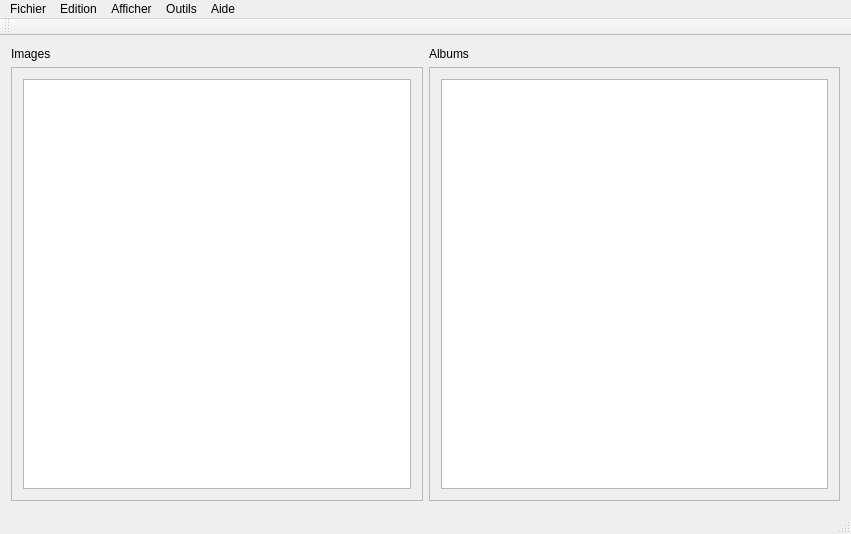
Above: explorer.ui from GLTron3000/IHM_Photos before the change. Below: the same form after it.
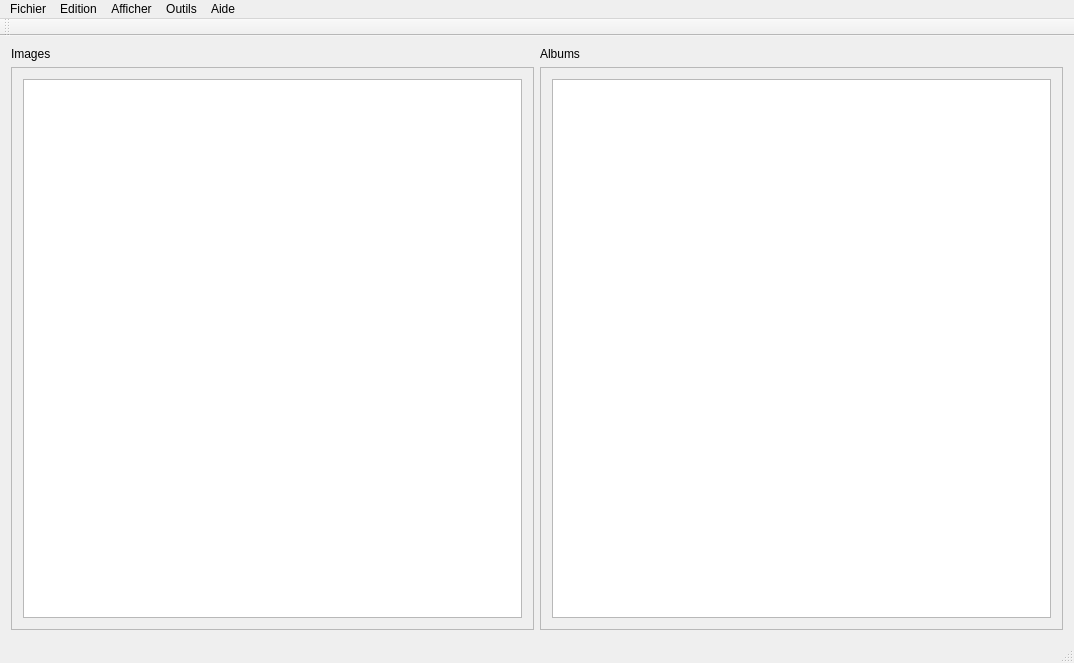
That is the form after the change.

Patch:
```diff
--- a/explorer.ui
+++ b/explorer.ui
@@ -6,8 +6,8 @@
    <rect>
     <x>0</x>
     <y>0</y>
-    <width>851</width>
-    <height>534</height>
+    <width>1074</width>
+    <height>663</height>
    </rect>
   </property>
   <property name="windowTitle">
@@ -36,8 +36,8 @@
             <rect>
              <x>0</x>
              <y>0</y>
-             <width>409</width>
-             <height>420</height>
+             <width>520</width>
+             <height>560</height>
             </rect>
            </property>
            <layout class="QHBoxLayout" name="horizontalLayout_2">
@@ -47,7 +47,13 @@
                <bool>true</bool>
               </property>
               <property name="dragDropMode">
-               <enum>QAbstractItemView::InternalMove</enum>
+               <enum>QAbstractItemView::DragOnly</enum>
+              </property>
+              <property name="defaultDropAction">
+               <enum>Qt::MoveAction</enum>
+              </property>
+              <property name="alternatingRowColors">
+               <bool>false</bool>
               </property>
               <property name="iconSize">
                <size>
@@ -55,12 +61,48 @@
                 <height>100</height>
                </size>
               </property>
+              <property name="textElideMode">
+               <enum>Qt::ElideRight</enum>
+              </property>
+              <property name="verticalScrollMode">
+               <enum>QAbstractItemView::ScrollPerPixel</enum>
+              </property>
               <property name="movement">
                <enum>QListView::Static</enum>
               </property>
+              <property name="flow">
+               <enum>QListView::LeftToRight</enum>
+              </property>
+              <property name="isWrapping" stdset="0">
+               <bool>true</bool>
+              </property>
+              <property name="resizeMode">
+               <enum>QListView::Adjust</enum>
+              </property>
+              <property name="layoutMode">
+               <enum>QListView::Batched</enum>
+              </property>
+              <property name="spacing">
+               <number>0</number>
+              </property>
+              <property name="gridSize">
+               <size>
+                <width>110</width>
+                <height>150</height>
+               </size>
+              </property>
               <property name="viewMode">
                <enum>QListView::IconMode</enum>
               </property>
+              <property name="uniformItemSizes">
+               <bool>false</bool>
+              </property>
+              <property name="batchSize">
+               <number>1</number>
+              </property>
+              <property name="wordWrap">
+               <bool>true</bool>
+              </property>
              </widget>
             </item>
            </layout>
@@ -88,8 +130,8 @@
             <rect>
              <x>0</x>
              <y>0</y>
-             <width>408</width>
-             <height>420</height>
+             <width>520</width>
+             <height>560</height>
             </rect>
            </property>
            <layout class="QHBoxLayout" name="horizontalLayout_3">
@@ -111,8 +153,8 @@
     <rect>
      <x>0</x>
      <y>0</y>
-     <width>851</width>
-     <height>24</height>
+     <width>1074</width>
+     <height>22</height>
     </rect>
    </property>
    <widget class="QMenu" name="menuFichier">
```
Left out of the diff: 51 changed lines with no effect on the pictures.
